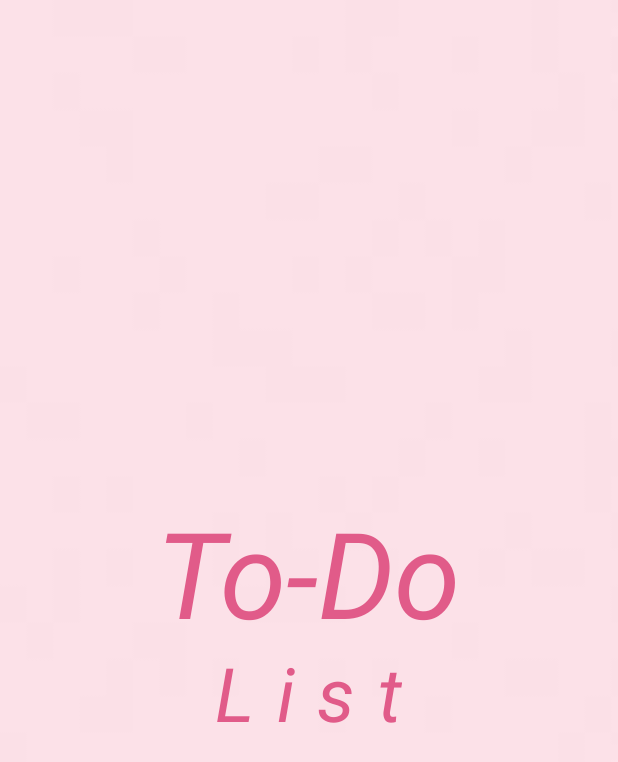
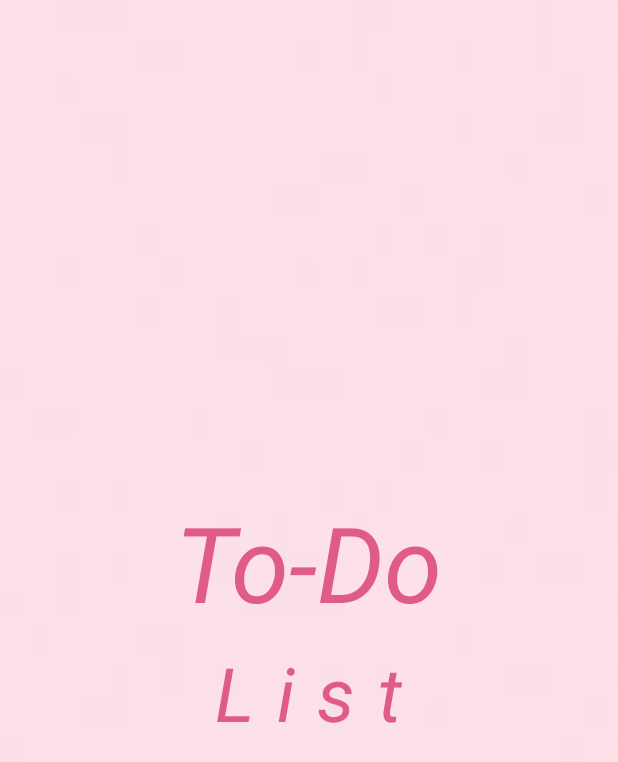
Before and after one commit to YashaSriAluvala/To-Do, an Android app: the todo screen opened directly, with no data from a screen before it, on a phone screen of 412 x 824 dp. Shown: the top 762 px of the screen. Run offline under Robolectric (Android 15) with nearby library versions, the phone set to English and light mode, and no system bars.

Commit message:
Final Commit

```diff
--- a/app/src/main/res/layout/activity_todo.xml
+++ b/app/src/main/res/layout/activity_todo.xml
@@ -14,7 +14,7 @@
         android:layout_gravity="center"
         android:text="To-Do"
         android:textColor="#E15B89"
-        android:textSize="80sp"
+        android:textSize="70sp"
         android:textStyle="italic" />
 
     <TextView
```
